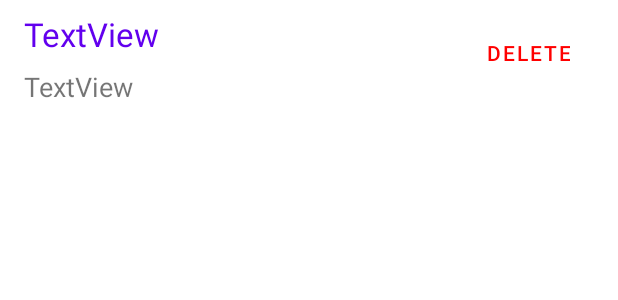
After one commit to biruklarebo/SuperMarketRatingApp, an Android app: the layout market_list.xml on its own in the app's theme, with its tools: preview values and no code run, on a phone screen of 412 x 824 dp. The commit adds this screen. Shown: the top 300 px of the screen. Run offline under Robolectric (Android 15) with nearby library versions, the phone set to English and light mode, and no system bars.

Commit message:
added adapter to to display list of markets (with market name and average rating) from new xml. Also added delete functionality (switch) as well as add market functionality to the new activity. Finally, made it so that you can access rating once you click on an existing market, where it displays the 5 ratings allows you to edit/save them.

```diff
--- a/app/src/main/AndroidManifest.xml
+++ b/app/src/main/AndroidManifest.xml
@@ -10,7 +10,7 @@
         android:supportsRtl="true"
         android:theme="@style/Theme.SuperMarket">
         <activity
-            android:name=".MainActivity"
+            android:name=".MarketListActivity"
             android:exported="true">
             <intent-filter>
                 <action android:name="android.intent.action.MAIN" />
@@ -21,6 +21,9 @@
         <activity
             android:name=".RatingMarketActivity"
             android:exported="false" />
+        <activity
+            android:name=".MainActivity"
+            android:exported="false" />
     </application>
 
 </manifest>
--- /dev/null
+++ b/app/src/main/res/layout/market_list.xml
@@ -0,0 +1,46 @@
+<?xml version="1.0" encoding="utf-8"?>
+<androidx.constraintlayout.widget.ConstraintLayout xmlns:android="http://schemas.android.com/apk/res/android"
+    xmlns:app="http://schemas.android.com/apk/res-auto"
+    xmlns:tools="http://schemas.android.com/tools"
+    android:layout_width="match_parent"
+    android:layout_height="wrap_content">
+
+    <TextView
+        android:id="@+id/textMarketName"
+        android:layout_width="wrap_content"
+        android:layout_height="wrap_content"
+        android:layout_marginStart="16dp"
+        android:layout_marginTop="8dp"
+        android:text="TextView"
+        android:textColor="@color/purple_500"
+        android:textSize="22sp"
+        app:layout_constraintStart_toStartOf="parent"
+        app:layout_constraintTop_toTopOf="parent" />
+
+    <TextView
+        android:id="@+id/textAverageRating"
+        android:layout_width="wrap_content"
+        android:layout_height="wrap_content"
+        android:layout_marginStart="16dp"
+        android:layout_marginTop="8dp"
+        android:layout_marginBottom="8dp"
+        android:text="TextView"
+        android:textSize="18sp"
+        app:layout_constraintBottom_toBottomOf="parent"
+        app:layout_constraintStart_toStartOf="parent"
+        app:layout_constraintTop_toBottomOf="@+id/textMarketName" />
+
+    <Button
+        android:id="@+id/buttonDeleteContact"
+        android:layout_width="wrap_content"
+        android:layout_height="wrap_content"
+        android:layout_marginEnd="16dp"
+        android:layout_marginBottom="8dp"
+        android:background="@color/system_transparent"
+        android:text="DELETE"
+        android:textColor="@color/system_red"
+        android:visibility="visible"
+        app:layout_constraintBottom_toBottomOf="parent"
+        app:layout_constraintEnd_toEndOf="parent"
+        app:layout_constraintTop_toTopOf="parent" />
+</androidx.constraintlayout.widget.ConstraintLayout>
--- a/app/src/main/res/values/colors.xml
+++ b/app/src/main/res/values/colors.xml
@@ -7,4 +7,8 @@
     <color name="teal_700">#FF018786</color>
     <color name="black">#FF000000</color>
     <color name="white">#FFFFFFFF</color>
+    <color name="system_red">#ff0000</color>
+    <color name="system_transparent">#00000000</color>
+    <color name="toolbar_background">#bebebe</color>
+    <color name="dialog_button_color">#26C6DA</color>
 </resources>
```
Also changed, not shown: app/src/main/java/com/example/supermarket/MainActivity.java (+24 -1 lines), app/src/main/java/com/example/supermarket/Market.java (+24 -25 lines), app/src/main/java/com/example/supermarket/MarketAdapter.java (added, +111 -0 lines), app/src/main/java/com/example/supermarket/MarketDataSource.java (+67 -0 lines), app/src/main/java/com/example/supermarket/MarketListActivity.java (added, +90 -0 lines), app/src/main/java/com/example/supermarket/RatingMarketActivity.java (+43 -4 lines), app/src/main/res/layout/activity_market_list.xml (added, +50 -0 lines).
